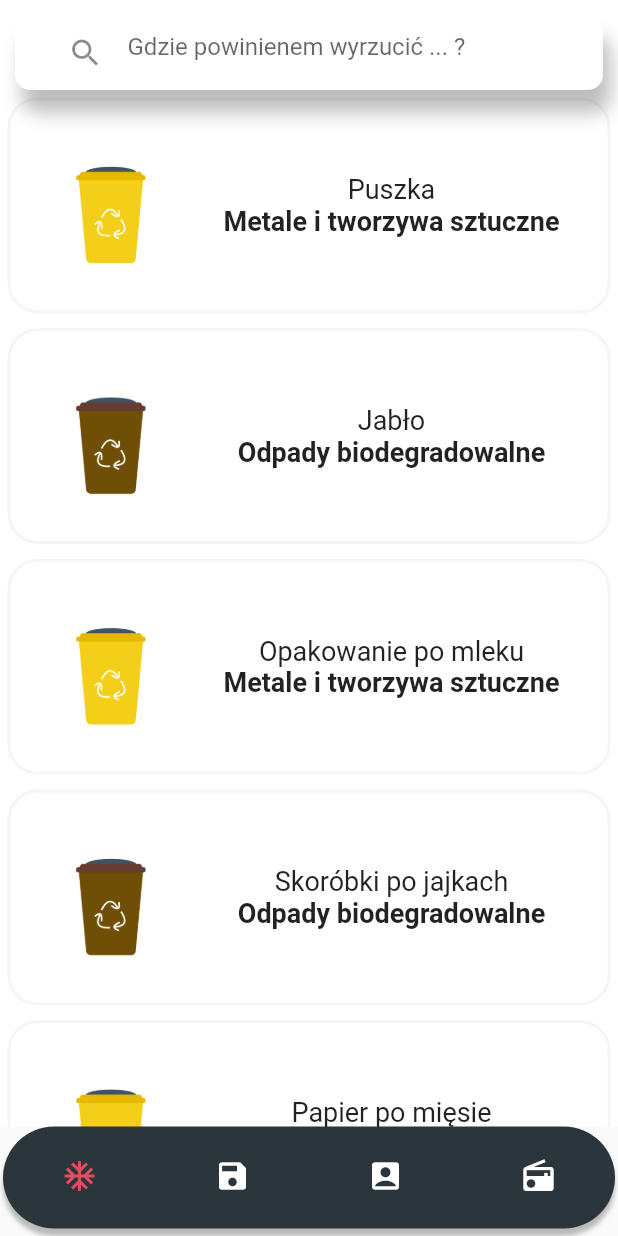
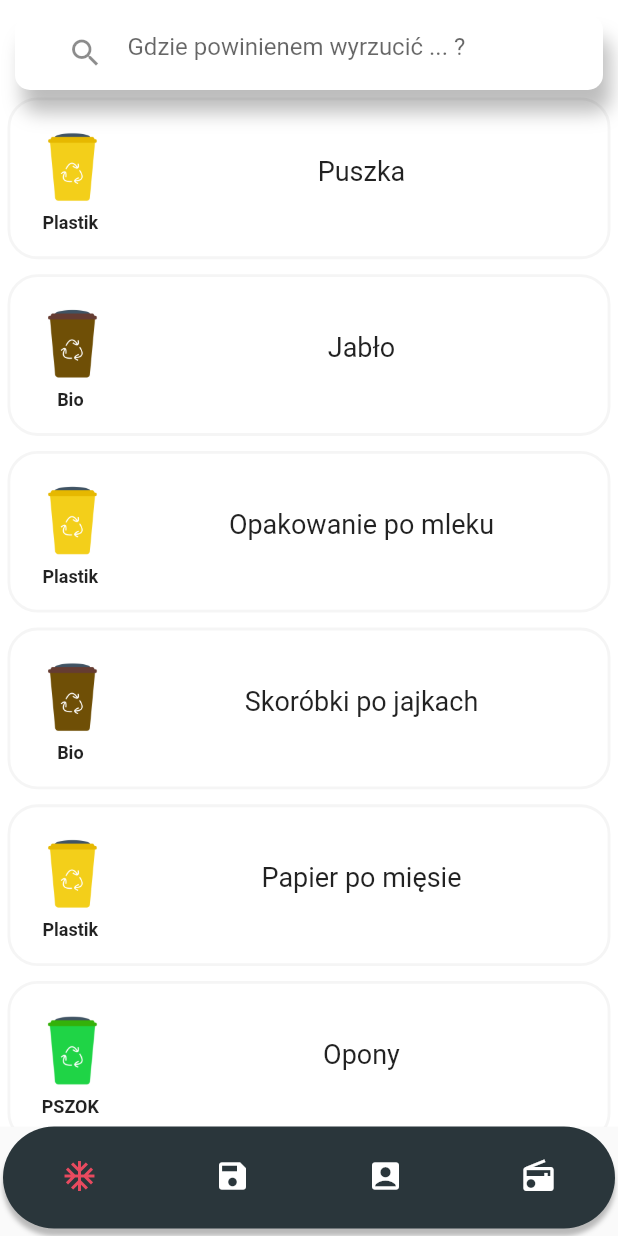
Before and after one commit to ciakarellas/recycling_app, a Flutter app: the screen it shows after launch, on a phone screen of 412 x 824 dp. Run offline on Flutter 3.47's test engine with Material 2 defaults, Android fonts, the phone set to English and light mode, and no system bars.

Commit message:
change category name for shorter. Change faqlistcard for smaller and more cleaner

```diff
--- a/lib/Provider/trash_provider.dart
+++ b/lib/Provider/trash_provider.dart
@@ -4,46 +4,46 @@ import 'package:recycling_app/Model/trash.dart';
 
 class TrashProvider extends ChangeNotifier{
   List<Trash> _trashList = [
-    Trash('Puszka', 'Metale i tworzywa sztuczne', '', 'assets/plastik_metal.png', ),
-    Trash('Jabło', 'Odpady biodegradowalne', '','assets/bio.png'),
-    Trash('Opakowanie po mleku', 'Metale i tworzywa sztuczne', '', 'assets/plastik_metal.png'),
-    Trash('Skoróbki po jajkach', 'Odpady biodegradowalne', '', 'assets/bio.png'),
-    Trash('Papier po mięsie', 'Metale i tworzywa sztuczne', '', 'assets/plastik_metal.png'),
+    Trash('Puszka', 'Plastik', '', 'assets/plastik_metal.png', ),
+    Trash('Jabło', 'Bio', '','assets/bio.png'),
+    Trash('Opakowanie po mleku', 'Plastik', '', 'assets/plastik_metal.png'),
+    Trash('Skoróbki po jajkach', 'Bio', '', 'assets/bio.png'),
+    Trash('Papier po mięsie', 'Plastik', '', 'assets/plastik_metal.png'),
     Trash('Opony', 'PSZOK', '', 'assets/szklo.png'),
     Trash('Baterie', 'PSZOK', '', 'assets/szklo.png'),
     Trash('Karton', 'Papier', '', 'assets/papier.png'),
     Trash('Butelka', 'Szkło', '', 'assets/szklo.png'),
-    Trash('Puszka', 'Metale i tworzywa sztuczne', '', 'assets/plastik_metal.png'),
+    Trash('Puszka', 'Plastik', '', 'assets/plastik_metal.png'),
     Trash('Butelka', 'Szkło', '', 'assets/szklo.png'),
     Trash('Butelka', 'Szkło', '', 'assets/szklo.png'),
     Trash('Butelka', 'Szkło', '', 'assets/szklo.png'),
     Trash('Butelka', 'Szkło', '', 'assets/szklo.png'),
-    Trash('Puszka', 'Metale i tworzywa sztuczne', '', 'assets/plastik_metal.png'),
-    Trash('Puszka', 'Metale i tworzywa sztuczne', '', 'assets/plastik_metal.png'),
-    Trash('Puszka', 'Metale i tworzywa sztuczne', '', 'assets/plastik_metal.png'),
-    Trash('Puszka', 'Metale i tworzywa sztuczne', '', 'assets/plastik_metal.png'),
-    Trash('Puszka', 'Metale i tworzywa sztuczne', '', 'assets/plastik_metal.png'),
-    Trash('Puszka', 'Metale i tworzywa sztuczne', '', 'assets/plastik_metal.png'),
-    Trash('Puszka', 'Metale i tworzywa sztuczne', '', 'assets/plastik_metal.png'),
-    Trash('Puszka', 'Metale i tworzywa sztuczne', '', 'assets/plastik_metal.png'),
-    Trash('Puszka', 'Metale i tworzywa sztuczne', '', 'assets/plastik_metal.png'),
-    Trash('Puszka', 'Metale i tworzywa sztuczne', '', 'assets/plastik_metal.png'),
-    Trash('Puszka', 'Metale i tworzywa sztuczne', '', 'assets/plastik_metal.png'),
-    Trash('Puszka', 'Metale i tworzywa sztuczne', '', 'assets/plastik_metal.png'),
-    Trash('Puszka', 'Metale i tworzywa sztuczne', '', 'assets/plastik_metal.png'),
-    Trash('Puszka', 'Metale i tworzywa sztuczne', '', 'assets/plastik_metal.png'),
-    Trash('Puszka', 'Metale i tworzywa sztuczne', '', 'assets/plastik_metal.png'),
-    Trash('Puszka', 'Metale i tworzywa sztuczne', '', 'assets/plastik_metal.png'),
-    Trash('Puszka', 'Metale i tworzywa sztuczne', '', 'assets/plastik_metal.png'),
-    Trash('Puszka', 'Metale i tworzywa sztuczne', '', 'assets/plastik_metal.png'),
-    Trash('Puszka', 'Metale i tworzywa sztuczne', '', 'assets/plastik_metal.png'),
-    Trash('Puszka', 'Metale i tworzywa sztuczne', '', 'assets/plastik_metal.png'),
-    Trash('Puszka', 'Metale i tworzywa sztuczne', '', 'assets/plastik_metal.png'),
-    Trash('Puszka', 'Metale i tworzywa sztuczne', '', 'assets/plastik_metal.png'),
-    Trash('Puszka', 'Metale i tworzywa sztuczne', '', 'assets/plastik_metal.png'),
-    Trash('Puszka', 'Metale i tworzywa sztuczne', '', 'assets/plastik_metal.png'),
-    Trash('Puszka', 'Metale i tworzywa sztuczne', '', 'assets/plastik_metal.png'),
-    Trash('Puszka', 'Metale i tworzywa sztuczne', '', 'assets/plastik_metal.png'),
+    Trash('Puszka', 'Plastik', '', 'assets/plastik_metal.png'),
+    Trash('Puszka', 'Plastik', '', 'assets/plastik_metal.png'),
+    Trash('Puszka', 'Plastik', '', 'assets/plastik_metal.png'),
+    Trash('Puszka', 'Plastik', '', 'assets/plastik_metal.png'),
+    Trash('Puszka', 'Plastik', '', 'assets/plastik_metal.png'),
+    Trash('Puszka', 'Plastik', '', 'assets/plastik_metal.png'),
+    Trash('Puszka', 'Plastik', '', 'assets/plastik_metal.png'),
+    Trash('Puszka', 'Plastik', '', 'assets/plastik_metal.png'),
+    Trash('Puszka', 'Plastik', '', 'assets/plastik_metal.png'),
+    Trash('Puszka', 'Plastik', '', 'assets/plastik_metal.png'),
+    Trash('Puszka', 'Plastik', '', 'assets/plastik_metal.png'),
+    Trash('Puszka', 'Plastik', '', 'assets/plastik_metal.png'),
+    Trash('Puszka', 'Plastik', '', 'assets/plastik_metal.png'),
+    Trash('Puszka', 'Plastik', '', 'assets/plastik_metal.png'),
+    Trash('Puszka', 'Plastik', '', 'assets/plastik_metal.png'),
+    Trash('Puszka', 'Plastik', '', 'assets/plastik_metal.png'),
+    Trash('Puszka', 'Plastik', '', 'assets/plastik_metal.png'),
+    Trash('Puszka', 'Plastik', '', 'assets/plastik_metal.png'),
+    Trash('Puszka', 'Plastik', '', 'assets/plastik_metal.png'),
+    Trash('Puszka', 'Plastik', '', 'assets/plastik_metal.png'),
+    Trash('Puszka', 'Plastik', '', 'assets/plastik_metal.png'),
+    Trash('Puszka', 'Plastik', '', 'assets/plastik_metal.png'),
+    Trash('Puszka', 'Plastik', '', 'assets/plastik_metal.png'),
+    Trash('Puszka', 'Plastik', '', 'assets/plastik_metal.png'),
+    Trash('Puszka', 'Plastik', '', 'assets/plastik_metal.png'),
+    Trash('Puszka', 'Plastik', '', 'assets/plastik_metal.png'),
 
     ];
 
--- a/lib/Widget/bucketList.dart
+++ b/lib/Widget/bucketList.dart
@@ -21,17 +21,28 @@ class BucketList extends StatelessWidget {
                   border: Border.all(color: Colors.grey[100] ,width: 1.9),
                   borderRadius: BorderRadius.circular(20)
                 ),
-                padding: EdgeInsets.fromLTRB(5,20,5,20),
-                child: Container(
+                padding: EdgeInsets.fromLTRB(5,5,5,15),
                 child: Row(
                   children: <Widget>[
+                    Column(
+                      children: <Widget>[
                         Container(
-                        padding: EdgeInsets.only(left:10),
-                        height: 100,
+                          height: 70,
                           child: Image(
                             image: AssetImage(trashProvider.trashList[item].picUrl),
                             fit: BoxFit.contain,
                           )
+                        ),
+                        Container(
+                          padding: EdgeInsets.fromLTRB(10, 0, 10, 0),
+                          child: Text(
+                                trashProvider.trashList[item].category,
+                                style: TextStyle(fontSize: 12, fontWeight: FontWeight.bold),
+                                textAlign: TextAlign.start,
+
+                             ),
+                        ),
+                      ],
                     ),
                     Expanded(
                       child: Container(
@@ -40,23 +51,22 @@ class BucketList extends StatelessWidget {
                           children: <Widget>[
                             Center(
                               child: Text(trashProvider.trashList[item].name,
-                                  textAlign: TextAlign.start,
+                                textAlign: TextAlign.center,
                                 style: TextStyle(
                                   fontSize: 18
                                 ),
                               ),
                             ),
-                              Text(
+                           /* Text(
                               trashProvider.trashList[item].category,
                               style: TextStyle(fontSize: 18, fontWeight: FontWeight.bold),
                               textAlign: TextAlign.start,
-                             ),
+                           ),*/
                           ],
                         ),
                       ),
                     ),
                   ],
-                  ),
                 ),
             );
           },
```
Also changed, not shown: lib/Model/pszok.dart (added). Lines whose indentation alone changed are shown as unchanged.
